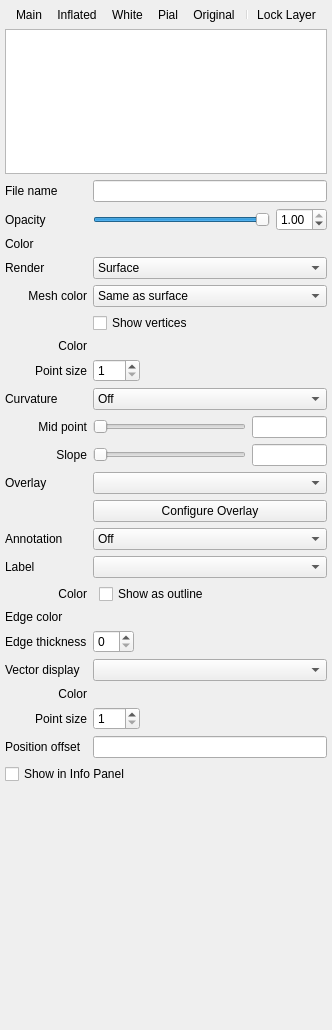
First picture: the form in freeview/PanelSurface.ui, repository freesurfer/freesurfer, before the edit.
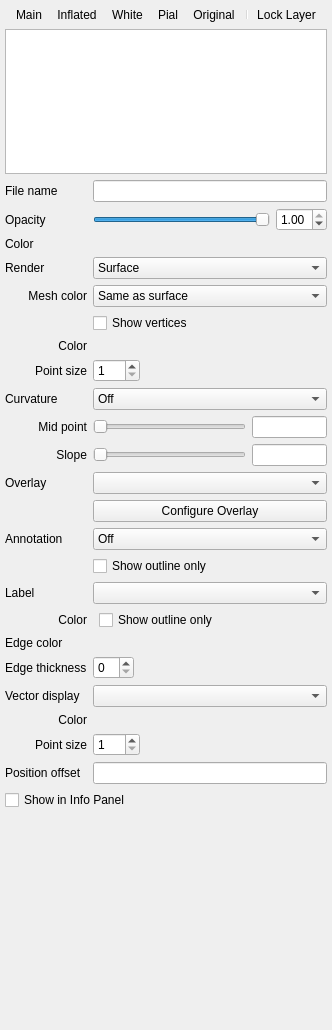
Second picture: the form after the edit. Icons and pictures are not drawn. Custom widgets are drawn as their Qt base class.

Commit message: New method to display surface annotation. Annotation can be displayed with overlay and can display as outline only. Small fix on load commands from text file.

Patch:
```diff
--- a/freeview/PanelSurface.ui
+++ b/freeview/PanelSurface.ui
@@ -455,17 +455,17 @@
         </item>
        </widget>
       </item>
-      <item row="14" column="0">
+      <item row="15" column="0">
        <widget class="QLabel" name="labelLabel">
         <property name="text">
          <string>Label</string>
         </property>
        </widget>
       </item>
-      <item row="14" column="1">
+      <item row="15" column="1">
        <widget class="QComboBox" name="comboBoxLabel"/>
       </item>
-      <item row="15" column="0">
+      <item row="16" column="0">
        <widget class="QLabel" name="labelLabelColor">
         <property name="text">
          <string>Color</string>
@@ -475,7 +475,7 @@
         </property>
        </widget>
       </item>
-      <item row="15" column="1">
+      <item row="16" column="1">
        <layout class="QHBoxLayout" name="horizontalLayout22">
         <item>
          <widget class="QtColorPicker" name="colorpickerLabelColor" native="true"/>
@@ -483,7 +483,7 @@
         <item>
          <widget class="QCheckBox" name="checkBoxLabelOutline">
           <property name="text">
-           <string>Show as outline</string>
+           <string>Show outline only</string>
           </property>
          </widget>
         </item>
@@ -502,14 +502,14 @@
         </item>
        </layout>
       </item>
-      <item row="16" column="0">
+      <item row="17" column="0">
        <widget class="QLabel" name="labelEdgeColor">
         <property name="text">
          <string>Edge color</string>
         </property>
        </widget>
       </item>
-      <item row="16" column="1">
+      <item row="17" column="1">
        <layout class="QHBoxLayout" name="horizontalLayout23">
         <item>
          <widget class="QtColorPicker" name="colorpickerEdgeColor" native="true"/>
@@ -529,14 +529,14 @@
         </item>
        </layout>
       </item>
-      <item row="17" column="0">
+      <item row="18" column="0">
        <widget class="QLabel" name="labelEdgeThickness">
         <property name="text">
          <string>Edge thickness</string>
         </property>
        </widget>
       </item>
-      <item row="17" column="1">
+      <item row="18" column="1">
        <layout class="QHBoxLayout" name="horizontalLayout_17">
         <item>
          <widget class="QSpinBox" name="spinBoxEdgeThickness"/>
@@ -556,17 +556,17 @@
         </item>
        </layout>
       </item>
-      <item row="18" column="0">
+      <item row="19" column="0">
        <widget class="QLabel" name="labelVectorDisplay">
         <property name="text">
          <string>Vector display</string>
         </property>
        </widget>
       </item>
-      <item row="18" column="1">
+      <item row="19" column="1">
        <widget class="QComboBox" name="comboBoxVectorDisplay"/>
       </item>
-      <item row="19" column="0">
+      <item row="20" column="0">
        <widget class="QLabel" name="labelVectorColor">
         <property name="text">
          <string>Color</string>
@@ -576,7 +576,7 @@
         </property>
        </widget>
       </item>
-      <item row="19" column="1">
+      <item row="20" column="1">
        <layout class="QHBoxLayout" name="horizontalLayout24">
         <item>
          <widget class="QtColorPicker" name="colorpickerVectorColor" native="true"/>
@@ -596,7 +596,7 @@
         </item>
        </layout>
       </item>
-      <item row="20" column="0">
+      <item row="21" column="0">
        <widget class="QLabel" name="labelVectorPointSize">
         <property name="text">
          <string>Point size</string>
@@ -606,7 +606,7 @@
         </property>
        </widget>
       </item>
-      <item row="20" column="1">
+      <item row="21" column="1">
        <layout class="QHBoxLayout" name="horizontalLayout_3">
         <item>
          <widget class="QSpinBox" name="spinBoxVectorPointSize">
@@ -633,16 +633,40 @@
         </item>
        </layout>
       </item>
-      <item row="21" column="0">
+      <item row="22" column="0">
        <widget class="QLabel" name="labelPositionOffset">
         <property name="text">
          <string>Position offset</string>
         </property>
        </widget>
       </item>
-      <item row="21" column="1">
+      <item row="22" column="1">
        <widget class="QLineEdit" name="lineEditPositionOffset"/>
       </item>
+      <item row="14" column="1">
+       <layout class="QHBoxLayout" name="horizontalLayout22_3">
+        <item>
+         <widget class="QCheckBox" name="checkBoxAnnotationOutline">
+          <property name="text">
+           <string>Show outline only</string>
+          </property>
+         </widget>
+        </item>
+        <item>
+         <spacer name="horizontalSpacer_30">
+          <property name="orientation">
+           <enum>Qt::Horizontal</enum>
+          </property>
+          <property name="sizeHint" stdset="0">
+           <size>
+            <width>0</width>
+            <height>0</height>
+           </size>
+          </property>
+         </spacer>
+        </item>
+       </layout>
+      </item>
      </layout>
     </item>
     <item>
```
Left out of the diff: 6 changed lines with no effect on the pictures. The commit also changes 6 other files.
